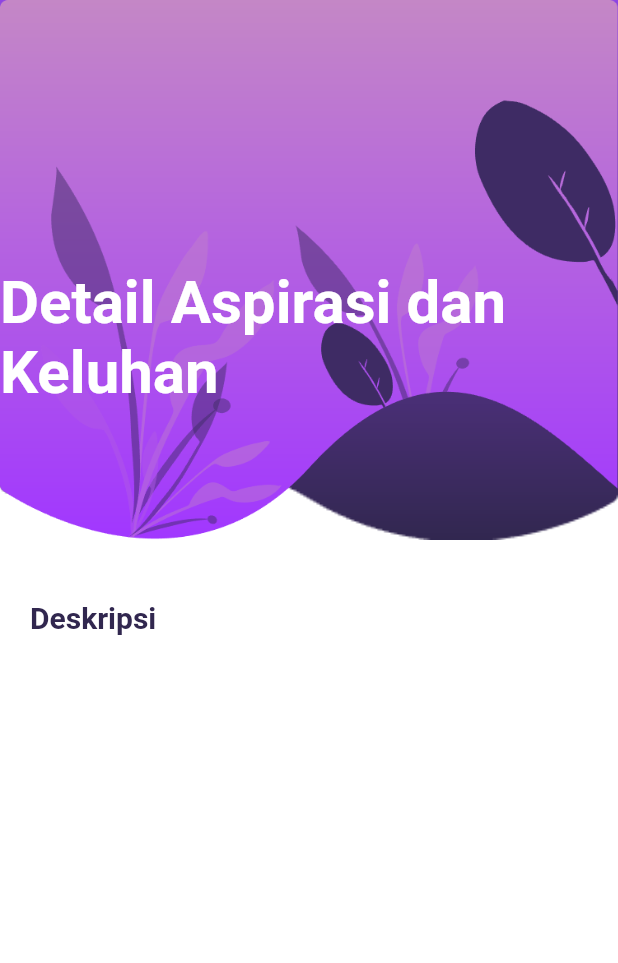
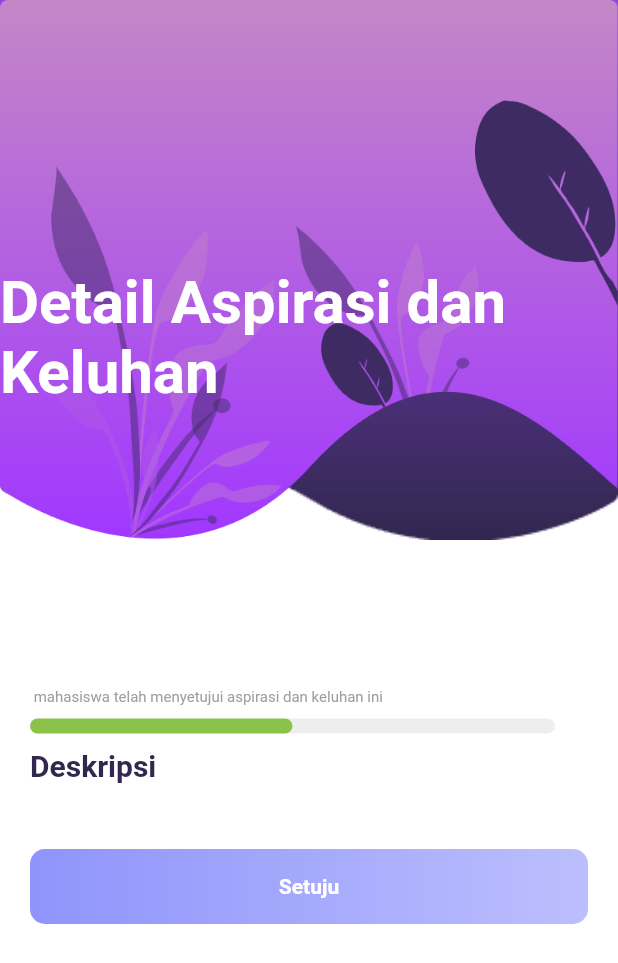
Before and after one commit to reza173040113/hmtif, a Flutter app: the DetailAspirasi screen opened directly with empty values, on a phone screen of 412 x 824 dp. Shown: the top 963 px of the screen. Run offline on Flutter 3.47's test engine with Material 2 defaults, Android fonts, the phone set to English and light mode, and no system bars; our stand-ins replace cloud_firestore, curved_navigation_bar, firebase_auth, firebase_core, simple_animations; accounts and stored records are empty.

Commit message:
halaman detail ui insyaallah fix

```diff
--- a/lib/HalamanAspirasi.dart
+++ b/lib/HalamanAspirasi.dart
@@ -109,6 +109,7 @@ class Aspirasi extends StatelessWidget {
                   return SingleChildScrollView(
                     scrollDirection: Axis.vertical,
                     child: ListView.builder(
+                      scrollDirection: Axis.vertical,
                       shrinkWrap: true,
                       itemCount: snapshot.data.documents.length,
                       itemBuilder: (context, index) {
--- a/lib/HalamanDetailAspirasi.dart
+++ b/lib/HalamanDetailAspirasi.dart
@@ -74,6 +74,7 @@ class _DetailAspirasiState extends State<DetailAspirasi> {
   Widget build(BuildContext context) {
     final width = MediaQuery.of(context).size.width;
 
+    var delay = 1.5;
     return Scaffold(
       backgroundColor: Colors.white,
       body: SingleChildScrollView(
@@ -136,23 +137,103 @@ class _DetailAspirasiState extends State<DetailAspirasi> {
                     FadeAnimation(
                         1.5,
                         Text(
+                          widget.MyStudent.data()["name"],
+                          style: TextStyle(
+                              color: Color.fromRGBO(49, 39, 79, 1),
+                              fontWeight: FontWeight.bold,
+                              fontSize: 40),
+                        )),
+                    new Padding(padding: EdgeInsets.fromLTRB(0, 10, 0, 0)),
+
+                    FadeAnimation(
+                        1.5,
+                        Row(
+                          children: <Widget>[
+                            new Text(
+                              widget.MyStudent.data()["studentGpa"].toString(),
+                              style: TextStyle(color: Colors.green),
+                            ),
+                            new Text(
+                              " mahasiswa telah menyetujui aspirasi dan keluhan ini",
+                              style:
+                                  TextStyle(color: Colors.grey, fontSize: 10),
+                            ),
+                          ],
+                        )),
+                    new Padding(padding: EdgeInsets.all(3)),
+                    FadeAnimation(
+                        1.5,
+                        Stack(
+                          children: <Widget>[
+                            Container(
+                              width: 350,
+                              height: 10,
+                              decoration: BoxDecoration(
+                                  color: Colors.grey[200],
+                                  borderRadius: BorderRadius.circular(5)),
+                            ),
+                            Material(
+                              borderRadius: BorderRadius.circular(5),
+                              child: AnimatedContainer(
+                                height: 10,
+                                width: 350 * 0.5,
+                                duration: Duration(milliseconds: 500),
+                                decoration: BoxDecoration(
+                                    color: Colors.lightGreen,
+                                    borderRadius: BorderRadius.circular(5)),
+                              ),
+                            )
+                          ],
+                        )),
+                    new Padding(padding: EdgeInsets.fromLTRB(0, 10, 0, 0)),
+                    FadeAnimation(
+                        1.5,
+                        Text(
                           "Deskripsi",
                           style: TextStyle(
                               color: Color.fromRGBO(49, 39, 79, 1),
                               fontWeight: FontWeight.bold,
                               fontSize: 20),
-                        )
-                        ),
-                        new Padding(padding: EdgeInsets.fromLTRB(0, 10, 0, 0)),
-                        FadeAnimation(
+                        )),
+                    new Padding(padding: EdgeInsets.fromLTRB(0, 10, 0, 0)),
+                    FadeAnimation(
                         1.5,
                         Text(
-                          widget.MyStudent.data()["name"],
+                          widget.MyStudent.data()["studentId"],
                           style: TextStyle(
                               color: Color.fromRGBO(49, 39, 79, 1),
                               fontSize: 12),
-                        )
-                        ),
+                        )),
+                    new Padding(padding: EdgeInsets.fromLTRB(0, 20, 0, 0)),
+
+                    FadeAnimation(
+                        2,
+                        Container(
+                          height: 50,
+                          decoration: BoxDecoration(
+                              borderRadius: BorderRadius.circular(10),
+                              gradient: LinearGradient(colors: [
+                                Color.fromRGBO(143, 148, 251, 1),
+                                Color.fromRGBO(143, 148, 251, .6),
+                              ])),
+                          child: Center(
+                            child: Text(
+                              "Setuju",
+                              style: TextStyle(
+                                  color: Colors.white,
+                                  fontWeight: FontWeight.bold),
+                            ),
+                          ),
+                        )),
+                    // FadeAnimation(
+                    //     1.5,
+                    //     Text(
+                    //       "Deskripsi",
+                    //       style: TextStyle(
+                    //           color: Color.fromRGBO(49, 39, 79, 1),
+                    //           fontWeight: FontWeight.bold,
+                    //           fontSize: 20),
+                    //     )),
                   ]),
             ),
             // FadeAnimation(
```
